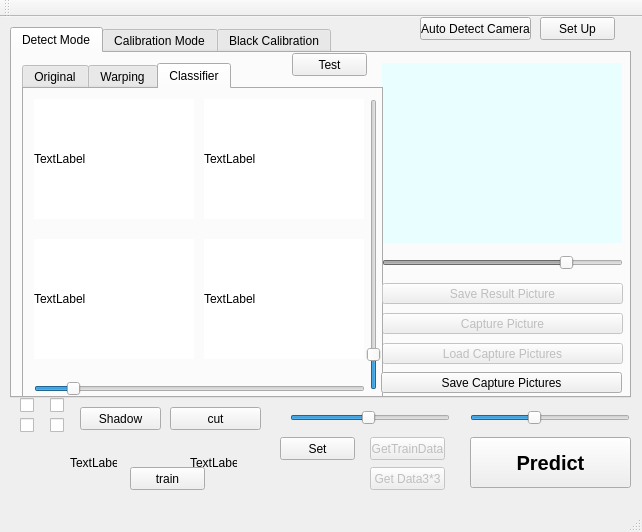
First picture: the form in mainwindow.ui, repository Chia-ChunHsu/MicroCapture, before the edit.
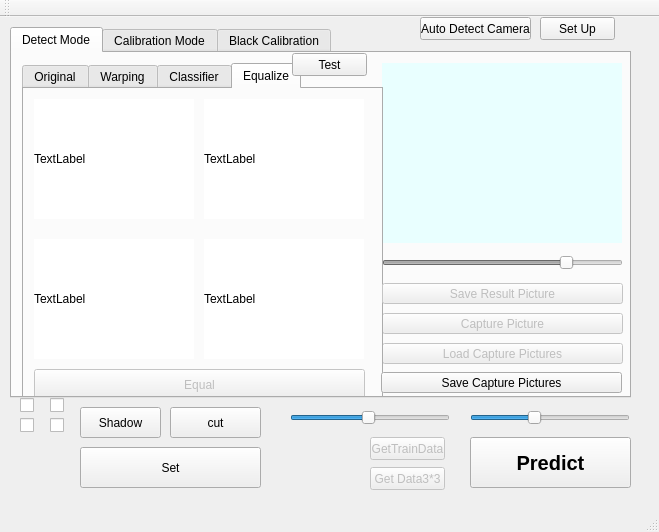
Second picture: the form after the edit.

What changed in the file:
```diff
--- a/mainwindow.ui
+++ b/mainwindow.ui
@@ -6,7 +6,7 @@
    <rect>
     <x>0</x>
     <y>0</y>
-    <width>642</width>
+    <width>659</width>
     <height>532</height>
    </rect>
   </property>
@@ -88,7 +88,7 @@
        </rect>
       </property>
       <property name="currentIndex">
-       <number>2</number>
+       <number>3</number>
       </property>
       <widget class="QWidget" name="tab_2">
        <attribute name="title">
@@ -383,6 +383,91 @@
         </property>
        </widget>
       </widget>
+      <widget class="QWidget" name="tab_5">
+       <attribute name="title">
+        <string>Equalize</string>
+       </attribute>
+       <widget class="QLabel" name="equalLabel1">
+        <property name="geometry">
+         <rect>
+          <x>10</x>
+          <y>10</y>
+          <width>160</width>
+          <height>120</height>
+         </rect>
+        </property>
+        <property name="styleSheet">
+         <string notr="true">background-color: rgb(255, 255, 255);</string>
+        </property>
+        <property name="text">
+         <string>TextLabel</string>
+        </property>
+       </widget>
+       <widget class="QLabel" name="equalLabel2">
+        <property name="geometry">
+         <rect>
+          <x>180</x>
+          <y>10</y>
+          <width>160</width>
+          <height>120</height>
+         </rect>
+        </property>
+        <property name="styleSheet">
+         <string notr="true">background-color: rgb(255, 255, 255);</string>
+        </property>
+        <property name="text">
+         <string>TextLabel</string>
+        </property>
+       </widget>
+       <widget class="QLabel" name="equalLabel3">
+        <property name="geometry">
+         <rect>
+          <x>10</x>
+          <y>150</y>
+          <width>160</width>
+          <height>120</height>
+         </rect>
+        </property>
+        <property name="styleSheet">
+         <string notr="true">background-color: rgb(255, 255, 255);</string>
+        </property>
+        <property name="text">
+         <string>TextLabel</string>
+        </property>
+       </widget>
+       <widget class="QLabel" name="equalLabel4">
+        <property name="geometry">
+         <rect>
+          <x>180</x>
+          <y>150</y>
+          <width>160</width>
+          <height>120</height>
+         </rect>
+        </property>
+        <property name="styleSheet">
+         <string notr="true">background-color: rgb(255, 255, 255);</string>
+        </property>
+        <property name="text">
+         <string>TextLabel</string>
+        </property>
+       </widget>
+       <widget class="QPushButton" name="EqualButton">
+        <property name="enabled">
+         <bool>false</bool>
+        </property>
+        <property name="geometry">
+         <rect>
+          <x>10</x>
+          <y>280</y>
+          <width>331</width>
+          <height>31</height>
+         </rect>
+        </property>
+        <property name="text">
+         <string>Equal</string>
+        </property>
+       </widget>
+      </widget>
      </widget>
      <widget class="QPushButton" name="saveResultButtom">
       <property name="enabled">
@@ -831,7 +916,7 @@
       <x>170</x>
       <y>390</y>
       <width>91</width>
-      <height>23</height>
+      <height>31</height>
      </rect>
     </property>
     <property name="text">
@@ -844,7 +929,7 @@
       <x>80</x>
       <y>390</y>
       <width>81</width>
-      <height>23</height>
+      <height>31</height>
      </rect>
     </property>
     <property name="text">
@@ -941,45 +1026,6 @@
      <enum>Qt::Horizontal</enum>
     </property>
    </widget>
-   <widget class="QLabel" name="showlabel1">
-    <property name="geometry">
-     <rect>
-      <x>70</x>
-      <y>440</y>
-      <width>47</width>
-      <height>12</height>
-     </rect>
-    </property>
-    <property name="text">
-     <string>TextLabel</string>
-    </property>
-   </widget>
-   <widget class="QLabel" name="showlabel2">
-    <property name="geometry">
-     <rect>
-      <x>190</x>
-      <y>440</y>
-      <width>47</width>
-      <height>12</height>
-     </rect>
-    </property>
-    <property name="text">
-     <string>TextLabel</string>
-    </property>
-   </widget>
-   <widget class="QPushButton" name="trainButton">
-    <property name="geometry">
-     <rect>
-      <x>130</x>
-      <y>450</y>
-      <width>75</width>
-      <height>23</height>
-     </rect>
-    </property>
-    <property name="text">
-     <string>train</string>
-    </property>
-   </widget>
    <widget class="QPushButton" name="getDataButton">
     <property name="enabled">
      <bool>false</bool>
@@ -999,10 +1045,10 @@
    <widget class="QPushButton" name="SetButtom">
     <property name="geometry">
      <rect>
-      <x>280</x>
-      <y>420</y>
-      <width>75</width>
-      <height>23</height>
+      <x>80</x>
+      <y>430</y>
+      <width>181</width>
+      <height>41</height>
      </rect>
     </property>
     <property name="text">
```
Left out of the diff: 2 changed lines with no effect on the pictures.
